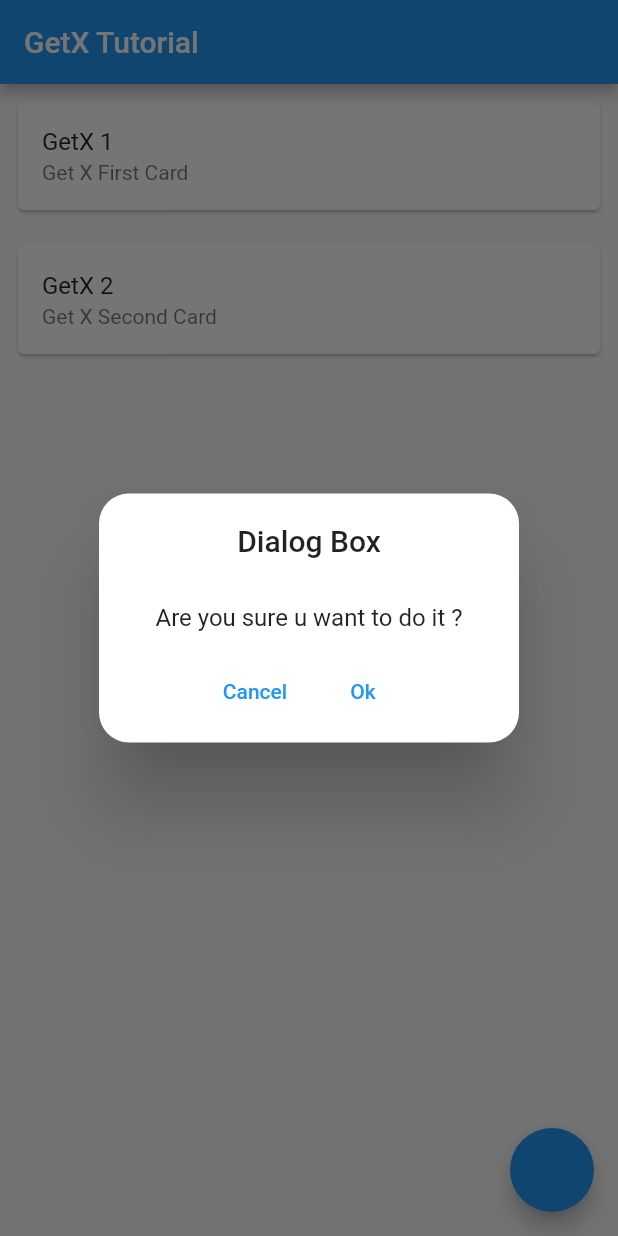
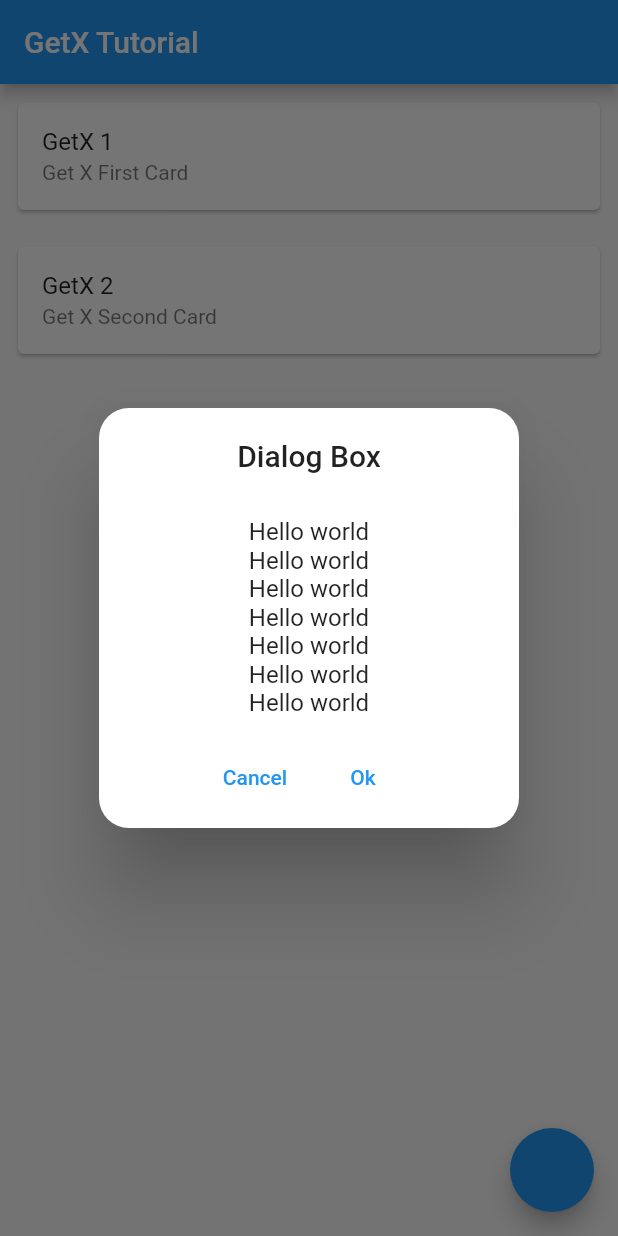
Before and after one commit to Yunus7722/Flutter_GetX_Utilities_and_more, a Flutter app: the screen it shows after launch, after a tap on "GetX 1", on a phone screen of 412 x 824 dp. Run offline on Flutter 3.47's test engine with Material 2 defaults, Android fonts, the phone set to English and light mode, and no system bars; our stand-ins replace get.

Commit message:
Get x utilities with snackbar and dialogbox

```diff
--- a/lib/pages/home_page.dart
+++ b/lib/pages/home_page.dart
@@ -33,9 +33,23 @@ class HomePage extends StatelessWidget {
                         Get.back();
 
                       }, child: Text("Ok")),
-                      cancel: TextButton(onPressed: (){}, child: Text("Cancel"))
+                      cancel: TextButton(onPressed: (){}, child: Text("Cancel")),
 
+                      // to write multi line text
+                      content: Column(
+                        children: [
+                          Text("Hello world"),
+                          Text("Hello world"),
+                          Text("Hello world"),
+                          Text("Hello world"),
+                          Text("Hello world"),
+                          Text("Hello world"),
+                          Text("Hello world"),
+                        ],
+                      )
                     );
+
+                    // Get.bottomSheet();
                   },
                 ),
               ),
```
